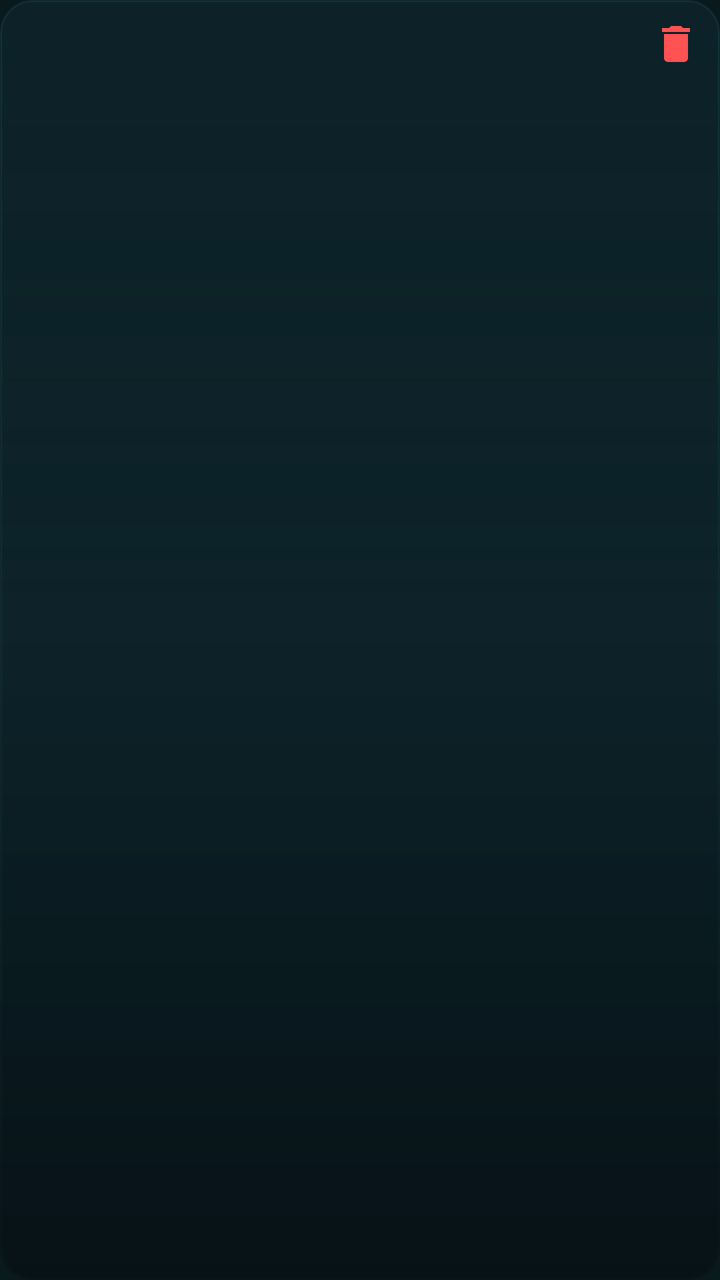
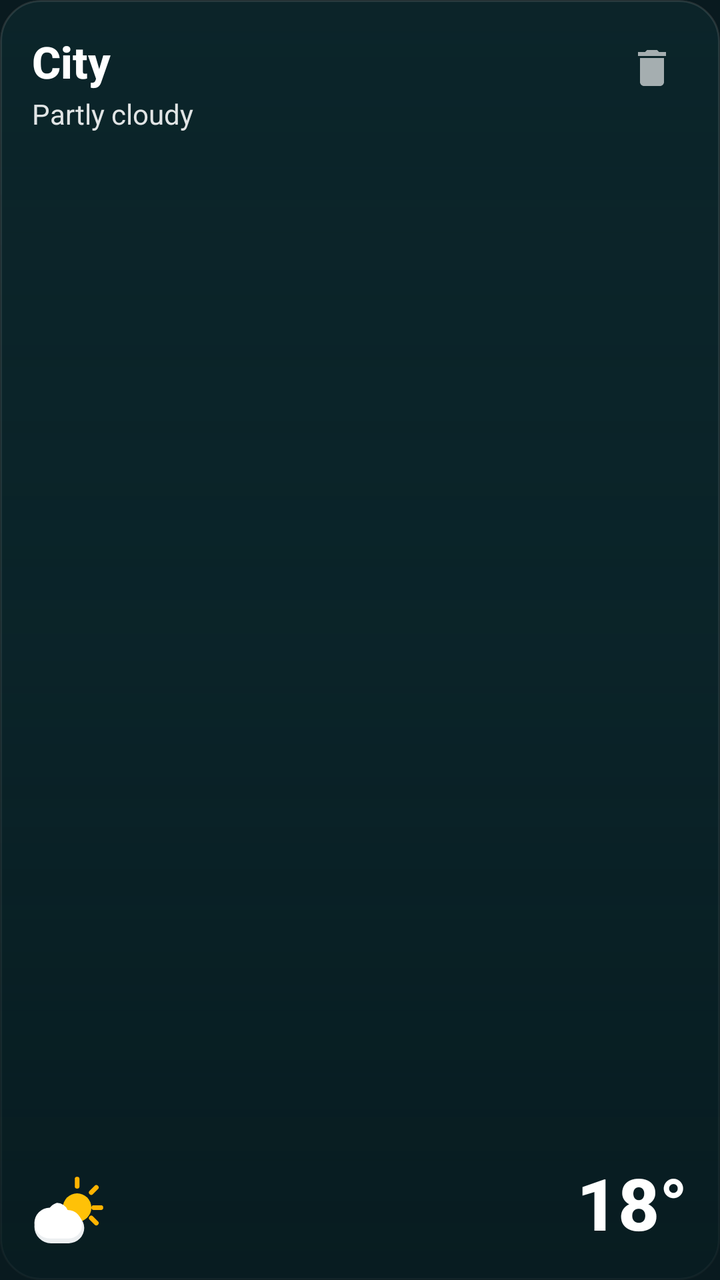

The first picture is an Android layout as it rendered before a commit; the second is the same layout after the commit. The layout source and the unified diff follow.
<!-- AndroidManifest.xml: application theme Theme.K3Weather -->
<!-- res/layout/item_saved_location.xml -->
<?xml version="1.0" encoding="utf-8"?>
<FrameLayout xmlns:android="http://schemas.android.com/apk/res/android" android:layout_width="match_parent" android:layout_height="172dp" android:layout_marginBottom="14dp" android:background="@drawable/bg_card_translucent" android:clipToOutline="true" android:foreground="?attr/selectableItemBackground" android:clickable="true" android:focusable="true">
    <ImageView android:id="@+id/cityBackground" android:layout_width="match_parent" android:layout_height="match_parent" android:contentDescription="" android:scaleType="centerCrop" />
    <View android:layout_width="match_parent" android:layout_height="match_parent" android:background="@drawable/bg_gradient_overlay" />
    <LinearLayout android:layout_width="match_parent" android:layout_height="match_parent" android:gravity="bottom" android:orientation="vertical" android:padding="18dp">
        <TextView android:id="@+id/cityName" android:layout_width="match_parent" android:layout_height="wrap_content" android:textColor="@android:color/white" android:textSize="22sp" android:textStyle="bold" />
        <TextView android:id="@+id/condition" android:layout_width="match_parent" android:layout_height="wrap_content" android:textColor="#E6FFFFFF" android:textSize="14sp" />
        <TextView android:id="@+id/temperature" android:layout_width="match_parent" android:layout_height="wrap_content" android:layout_marginTop="3dp" android:textColor="@android:color/white" android:textSize="30sp" android:textStyle="bold" />
    </LinearLayout>
    <ImageButton android:id="@+id/deleteButton" android:layout_width="44dp" android:layout_height="44dp" android:layout_gravity="top|end" android:background="?attr/selectableItemBackgroundBorderless" android:contentDescription="Remove location" android:padding="12dp" android:src="@drawable/ic_delete" />
</FrameLayout>
<!-- resources referenced by this layout -->
<resources>
  <!-- drawable bg_card_translucent (drawable) -->
  <shape xmlns:android="http://schemas.android.com/apk/res/android"
      android:shape="rectangle">
      <solid android:color="@color/surface_card_teal" />
      <corners android:radius="16dp" />
      <stroke
          android:width="1dp"
          android:color="@color/surface_card_border" />
  </shape>
  <!-- drawable bg_gradient_overlay (drawable) -->
  <shape xmlns:android="http://schemas.android.com/apk/res/android"
      android:shape="rectangle">
      <gradient
          android:angle="270"
          android:startColor="#80061216"
          android:centerColor="#A6091A1F"
          android:endColor="#E6050E12"
          android:type="linear" />
  </shape>
  <!-- drawable ic_delete (drawable) -->
  <vector xmlns:android="http://schemas.android.com/apk/res/android"
      android:width="24dp"
      android:height="24dp"
      android:viewportWidth="24"
      android:viewportHeight="24">
      <path
          android:fillColor="#FF5252"
          android:pathData="M6,19c0,1.1 0.9,2 2,2h8c1.1,0 2,-0.9 2,-2V7H6v12zM19,4h-3.5l-1,-1h-5l-1,1H5v2h14V4z"/>
  </vector>
  <style name="Theme.K3Weather" parent="Theme.MaterialComponents.DayNight.NoActionBar">
          <item name="colorPrimary">@color/primary_teal</item>
          <item name="colorPrimaryVariant">@color/primary_dark_teal</item>
          <item name="colorSecondary">@color/accent_cyan</item>
          <item name="android:statusBarColor">@android:color/transparent</item>
          <item name="android:navigationBarColor">@color/nav_bar_bg</item>
          <item name="android:windowBackground">@color/primary_dark_teal</item>
          <item name="android:windowLightStatusBar">false</item>
      </style>
  <color name="surface_card_teal">#D914363F</color>
  <color name="surface_card_border">#334DD0E1</color>
  <color name="primary_teal">#0F2C33</color>
  <color name="primary_dark_teal">#091A1F</color>
  <color name="accent_cyan">#00E5FF</color>
  <color name="nav_bar_bg">#F20A1D22</color>
</resources>

<!-- the commit's change to res/layout/item_saved_location.xml (unified diff, before → after) -->
@@ -1,11 +1,118 @@
 <?xml version="1.0" encoding="utf-8"?>
-<FrameLayout xmlns:android="http://schemas.android.com/apk/res/android" android:layout_width="match_parent" android:layout_height="172dp" android:layout_marginBottom="14dp" android:background="@drawable/bg_card_translucent" android:clipToOutline="true" android:foreground="?attr/selectableItemBackground" android:clickable="true" android:focusable="true">
-    <ImageView android:id="@+id/cityBackground" android:layout_width="match_parent" android:layout_height="match_parent" android:contentDescription="" android:scaleType="centerCrop" />
-    <View android:layout_width="match_parent" android:layout_height="match_parent" android:background="@drawable/bg_gradient_overlay" />
-    <LinearLayout android:layout_width="match_parent" android:layout_height="match_parent" android:gravity="bottom" android:orientation="vertical" android:padding="18dp">
-        <TextView android:id="@+id/cityName" android:layout_width="match_parent" android:layout_height="wrap_content" android:textColor="@android:color/white" android:textSize="22sp" android:textStyle="bold" />
-        <TextView android:id="@+id/condition" android:layout_width="match_parent" android:layout_height="wrap_content" android:textColor="#E6FFFFFF" android:textSize="14sp" />
-        <TextView android:id="@+id/temperature" android:layout_width="match_parent" android:layout_height="wrap_content" android:layout_marginTop="3dp" android:textColor="@android:color/white" android:textSize="30sp" android:textStyle="bold" />
-    </LinearLayout>
-    <ImageButton android:id="@+id/deleteButton" android:layout_width="44dp" android:layout_height="44dp" android:layout_gravity="top|end" android:background="?attr/selectableItemBackgroundBorderless" android:contentDescription="Remove location" android:padding="12dp" android:src="@drawable/ic_delete" />
+<FrameLayout xmlns:android="http://schemas.android.com/apk/res/android"
+    xmlns:app="http://schemas.android.com/apk/res-auto"
+    android:layout_width="match_parent"
+    android:layout_height="145dp"
+    android:layout_marginBottom="14dp"
+    android:background="@drawable/bg_card_translucent"
+    android:clipToOutline="true"
+    android:foreground="?attr/selectableItemBackground"
+    android:clickable="true"
+    android:focusable="true">
+
+    
+    <ImageView
+        android:id="@+id/cityBackground"
+        android:layout_width="match_parent"
+        android:layout_height="match_parent"
+        android:contentDescription="@null"
+        android:scaleType="centerCrop" />
+
+    
+    <View
+        android:layout_width="match_parent"
+        android:layout_height="match_parent"
+        android:background="@drawable/bg_card_photo_scrim" />
+
+    
+    <RelativeLayout
+        android:layout_width="match_parent"
+        android:layout_height="match_parent"
+        android:padding="16dp">
+
+        
+        <LinearLayout
+            android:id="@+id/headerContainer"
+            android:layout_width="wrap_content"
+            android:layout_height="wrap_content"
+            android:layout_alignParentStart="true"
+            android:layout_alignParentTop="true"
+            android:layout_toStartOf="@id/deleteButton"
+            android:orientation="vertical">
+
+            <LinearLayout
+                android:layout_width="wrap_content"
+                android:layout_height="wrap_content"
+                android:gravity="center_vertical"
+                android:orientation="horizontal">
+
+                <ImageView
+                    android:id="@+id/ivCurrentLocationBadge"
+                    android:layout_width="16dp"
+                    android:layout_height="16dp"
+                    android:layout_marginEnd="6dp"
+                    android:contentDescription="@null"
+                    android:src="@drawable/ic_arrow_current_location"
+                    android:visibility="gone" />
+
+                <TextView
+                    android:id="@+id/cityName"
+                    android:layout_width="wrap_content"
+                    android:layout_height="wrap_content"
+                    android:text="City"
+                    android:textColor="@android:color/white"
+                    android:textSize="22sp"
+                    android:textStyle="bold"
+                    android:fontFamily="sans-serif-medium" />
+            </LinearLayout>
+
+            <TextView
+                android:id="@+id/condition"
+                android:layout_width="wrap_content"
+                android:layout_height="wrap_content"
+                android:layout_marginTop="2dp"
+                android:text="Partly cloudy"
+                android:textColor="#E0FFFFFF"
+                android:textSize="14sp"
+                android:fontFamily="sans-serif" />
+        </LinearLayout>
+
+        
+        <ImageButton
+            android:id="@+id/deleteButton"
+            android:layout_width="36dp"
+            android:layout_height="36dp"
+            android:layout_alignParentEnd="true"
+            android:layout_alignParentTop="true"
+            android:background="?attr/selectableItemBackgroundBorderless"
+            android:contentDescription="Remove location"
+            android:padding="6dp"
+            android:src="@drawable/ic_delete"
+            app:tint="#A0FFFFFF" />
+
+        
+        <ImageView
+            android:id="@+id/ivWeatherIcon"
+            android:layout_width="38dp"
+            android:layout_height="38dp"
+            android:layout_alignParentBottom="true"
+            android:layout_alignParentStart="true"
+            android:contentDescription="Weather icon"
+            android:src="@drawable/ic_weather_partly_cloudy" />
+
+        
+        <TextView
+            android:id="@+id/temperature"
+            android:layout_width="wrap_content"
+            android:layout_height="wrap_content"
+            android:layout_alignParentBottom="true"
+            android:layout_alignParentEnd="true"
+            android:text="18°"
+            android:textColor="@android:color/white"
+            android:textSize="36sp"
+            android:textStyle="bold"
+            android:fontFamily="sans-serif-medium"
+            android:includeFontPadding="false" />
+
+    </RelativeLayout>
 </FrameLayout>
<!-- resource entries referenced after the edit -->
@@ -1,24 +1,34 @@
 <!-- resources referenced by this layout -->
 <resources>
-  <!-- drawable bg_card_translucent (drawable) -->
-  <shape xmlns:android="http://schemas.android.com/apk/res/android"
-      android:shape="rectangle">
-      <solid android:color="@color/surface_card_teal" />
-      <corners android:radius="16dp" />
-      <stroke
-          android:width="1dp"
-          android:color="@color/surface_card_border" />
-  </shape>
-  <!-- drawable bg_gradient_overlay (drawable) -->
+  <!-- drawable bg_card_photo_scrim (drawable) -->
   <shape xmlns:android="http://schemas.android.com/apk/res/android"
       android:shape="rectangle">
       <gradient
           android:angle="270"
-          android:startColor="#80061216"
-          android:centerColor="#A6091A1F"
-          android:endColor="#E6050E12"
+          android:startColor="#33000000"
+          android:centerColor="#66041418"
+          android:endColor="#B3041418"
           android:type="linear" />
   </shape>
+  <!-- drawable bg_card_translucent (drawable) -->
+  <shape xmlns:android="http://schemas.android.com/apk/res/android"
+      android:shape="rectangle">
+      <solid android:color="#C010343A" />
+      <corners android:radius="20dp" />
+      <stroke
+          android:width="1dp"
+          android:color="#26FFFFFF" />
+  </shape>
+  <!-- drawable ic_arrow_current_location (drawable) -->
+  <vector xmlns:android="http://schemas.android.com/apk/res/android"
+      android:width="16dp"
+      android:height="16dp"
+      android:viewportWidth="24"
+      android:viewportHeight="24">
+      <path
+          android:fillColor="#00E5FF"
+          android:pathData="M3.29,11.29l17.42,-7.74a1,1 0 0,1 1.34,1.34l-7.74,17.42a1,1 0 0,1 -1.86,0.06L9.62,14.38 1.62,11.55a1,1 0 0,1 1.67,-0.26z"/>
+  </vector>
   <!-- drawable ic_delete (drawable) -->
   <vector xmlns:android="http://schemas.android.com/apk/res/android"
       android:width="24dp"
@@ -29,6 +39,36 @@
           android:fillColor="#FF5252"
           android:pathData="M6,19c0,1.1 0.9,2 2,2h8c1.1,0 2,-0.9 2,-2V7H6v12zM19,4h-3.5l-1,-1h-5l-1,1H5v2h14V4z"/>
   </vector>
+  <!-- drawable ic_weather_partly_cloudy (drawable) -->
+  <vector xmlns:android="http://schemas.android.com/apk/res/android"
+      android:width="32dp"
+      android:height="32dp"
+      android:viewportWidth="32"
+      android:viewportHeight="32">
+      
+      <path
+          android:fillColor="#FFB300"
+          android:pathData="M20,6 L20,3 A1,1 0 0,0 18,3 L18,6 A1,1 0 0,0 20,6 Z"/>
+      <path
+          android:fillColor="#FFB300"
+          android:pathData="M25.66,9.34 L27.78,7.22 A1,1 0 1,0 26.36,5.8 L24.24,7.93 A1,1 0 0,0 25.66,9.34 Z"/>
+      <path
+          android:fillColor="#FFB300"
+          android:pathData="M26,16 L29,16 A1,1 0 0,0 29,14 L26,14 A1,1 0 0,0 26,16 Z"/>
+      <path
+          android:fillColor="#FFB300"
+          android:pathData="M24.24,20.07 L26.36,22.19 A1,1 0 1,0 27.78,20.78 L25.66,18.66 A1,1 0 0,0 24.24,20.07 Z"/>
+      <path
+          android:fillColor="#FFC107"
+          android:pathData="M19,9 A6,6 0 1,0 25,15 A6,6 0 0,0 19,9 Z"/>
+      
+      <path
+          android:fillColor="#ECEFF1"
+          android:pathData="M11,14 A5,5 0 0,1 15.5,17.2 A6.5,6.5 0 0,1 22,23.5 A6.5,6.5 0 0,1 15.5,30 L8,30 A7,7 0 0,1 8,16 A6.8,6.8 0 0,1 11,14 Z"/>
+      <path
+          android:fillColor="#FFFFFF"
+          android:pathData="M10.5,13 A5,5 0 0,1 15,16 A6,6 0 0,1 21,22.5 A5.5,5.5 0 0,1 15.5,28 L7.5,28 A6.5,6.5 0 0,1 7.5,15 A6.5,6.5 0 0,1 10.5,13 Z"/>
+  </vector>
   <style name="Theme.K3Weather" parent="Theme.MaterialComponents.DayNight.NoActionBar">
           <item name="colorPrimary">@color/primary_teal</item>
           <item name="colorPrimaryVariant">@color/primary_dark_teal</item>
@@ -38,8 +78,6 @@
           <item name="android:windowBackground">@color/primary_dark_teal</item>
           <item name="android:windowLightStatusBar">false</item>
       </style>
-  <color name="surface_card_teal">#D914363F</color>
-  <color name="surface_card_border">#334DD0E1</color>
   <color name="primary_teal">#0F2C33</color>
   <color name="primary_dark_teal">#091A1F</color>
   <color name="accent_cyan">#00E5FF</color>
